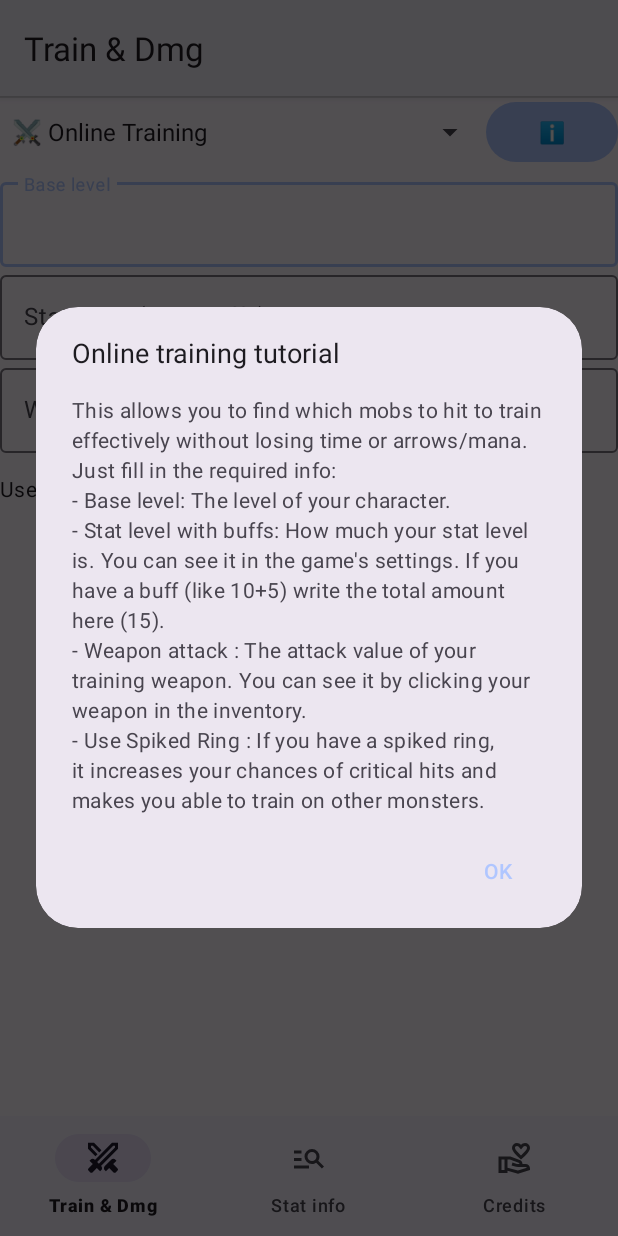
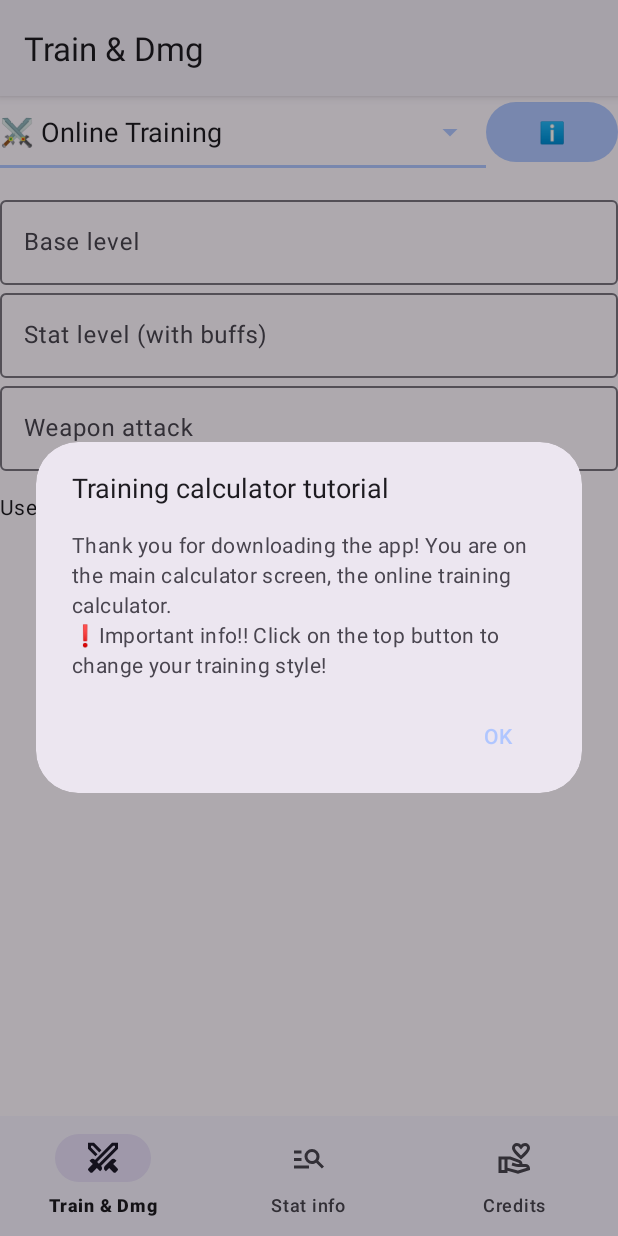
Before and after one commit to helloyanis/rucoy-calculator, an Android app: the screen it shows after launch (MainActivity), on a phone screen of 412 x 824 dp. Run offline under Robolectric (Android 15) with nearby library versions, the phone set to English and light mode, and no system bars; our stand-ins replace navigation-ui.

Commit message:
Better training style spinner, code cleanup

```diff
--- a/src/app/src/main/java/com/helloyanis/rucoycalculator/ui/train/TrainFragment.kt
+++ b/src/app/src/main/java/com/helloyanis/rucoycalculator/ui/train/TrainFragment.kt
@@ -9,6 +9,7 @@ import android.view.View
 import android.view.ViewGroup
 import android.widget.AdapterView
 import android.widget.ArrayAdapter
+import android.widget.AutoCompleteTextView
 import android.widget.Button
 import android.widget.CompoundButton
 import android.widget.EditText
@@ -78,6 +79,7 @@ class TrainFragment : Fragment() {
     private val VIEWED_OFFLINE_TRAIN_TUTORIAL = stringPreferencesKey("viewed_offline_train_tutorial_key")
     private val VIEWED_DAMAGE_TUTORIAL = stringPreferencesKey("viewed_damage_tutorial_key")
     // Define keys for other preferences as needed
+    private var trainstyleValue: Int = 0
     private var isInit = true
     @SuppressLint("CutPasteId")
     override fun onCreateView(
@@ -99,8 +101,10 @@ class TrainFragment : Fragment() {
                         Editable.Factory.getInstance().newEditable(preferences[TICK_KEY] ?: "4")
                     binding.root.findViewById<Spinner>(R.id.classspinner).setSelection(
                         preferences[PTRAIN_CLASS_KEY]?.toInt() ?: 0)
-                    binding.root.findViewById<Spinner>(R.id.trainstylespinner).setSelection(
-                        preferences[TRAIN_STYLE_KEY]?.toInt() ?: 0)
+                    trainstyleValue = preferences[TRAIN_STYLE_KEY]?.toInt() ?: 0
+                    if (trainstyleValue < resources.getStringArray(R.array.train_methods_array).size) {
+                        binding.root.findViewById<AutoCompleteTextView>(R.id.trainstylespinner).setText(resources.getStringArray(R.array.train_methods_array)[trainstyleValue], false)
+                    }
                     binding.root.findViewById<Spinner>(R.id.mobspinner).setSelection(
                         preferences[MOB_KEY]?.toInt() ?: 0)
                     binding.root.findViewById<Spinner>(R.id.atkstylespinner).setSelection(
@@ -129,12 +133,8 @@ class TrainFragment : Fragment() {
         binding.mobspinner.adapter = spinnerArrayAdapter
 
 
-        binding.tickhelp.setOnClickListener{
-            Toast.makeText(context,getString(R.string.tickrate_tooltip), Toast.LENGTH_LONG).show()
-        }
-
         binding.showtutorial.setOnClickListener {
-            when(binding.root.findViewById<Spinner>(R.id.trainstylespinner).selectedItemPosition){
+            when(trainstyleValue){
                 0->{
                     context?.let { ctx ->
                         MaterialAlertDialogBuilder(ctx)
@@ -181,12 +181,12 @@ class TrainFragment : Fragment() {
             }
         }
 
-        val trainstylespinner = binding.root.findViewById<Spinner>(R.id.trainstylespinner)
-        trainstylespinner.setOnItemSelectedListener(object : AdapterView.OnItemSelectedListener {
-            override fun onItemSelected(adapterView: AdapterView<*>?, view: View?, i: Int, l: Long) {
+        val trainstylespinner = binding.root.findViewById<AutoCompleteTextView>(R.id.trainstylespinner)
+        trainstylespinner.onItemClickListener = AdapterView.OnItemClickListener { parent, view, position, id ->
+            trainstyleValue = position
             updateoutput()
-                when (i){
-                    0->{
+            when (position) {
+                0 -> {
                     context?.let {
                         lifecycleScope.launch {
                             dataStore.data.collect { preferences ->
@@ -208,7 +208,8 @@ class TrainFragment : Fragment() {
                         }
                     }
                 }
-                    1->{
+
+                1 -> {
                     context?.let {
                         lifecycleScope.launch {
                             dataStore.data.collect { preferences ->
@@ -230,7 +231,8 @@ class TrainFragment : Fragment() {
                         }
                     }
                 }
-                    2->{
+
+                2 -> {
                     context?.let {
                         lifecycleScope.launch {
                             dataStore.data.collect { preferences ->
@@ -252,7 +254,8 @@ class TrainFragment : Fragment() {
                         }
                     }
                 }
-                    3->{
+
+                3 -> {
                     context?.let {
                         lifecycleScope.launch {
                             dataStore.data.collect { preferences ->
@@ -276,11 +279,6 @@ class TrainFragment : Fragment() {
                 }
             }
         }
-
-            override fun onNothingSelected(p0: AdapterView<*>?) {
-                TODO("Not yet implemented")
-            }
-        })
         //Display app tutorial
         context?.let {
             lifecycleScope.launch {
@@ -460,17 +458,12 @@ class TrainFragment : Fragment() {
 
     private fun updateoutput(){
         binding.root.findViewById<TextView>(R.id.str0).text = ""
-        //binding.root.findViewById<TextView>(R.id.str1).text = ""
-        //binding.root.findViewById<TextView>(R.id.str2).text = ""
-        //binding.root.findViewById<TextView>(R.id.str3).text = ""
-        //binding.root.findViewById<TextView>(R.id.str4).text = ""
-        //binding.root.findViewById<TextView>(R.id.str5).text = ""
         val baseLevelValue = binding.root.findViewById<EditText>(R.id.baselevel).text.toString()
         val statValue = binding.root.findViewById<EditText>(R.id.stat).text.toString()
         val weaponAtkValue = binding.root.findViewById<EditText>(R.id.weaponatk).text.toString()
         val tickValue = binding.root.findViewById<EditText>(R.id.tick).text.toString()
         val ptrainClassValue = binding.root.findViewById<Spinner>(R.id.classspinner).selectedItemPosition.toString()
-        val trainStyleValue = binding.root.findViewById<Spinner>(R.id.trainstylespinner).selectedItemPosition.toString()
+        val trainStyleValue = trainstyleValue.toString()
         val atkStyleValue = binding.root.findViewById<Spinner>(R.id.atkstylespinner).selectedItemPosition.toString()
         val mobValue = binding.root.findViewById<Spinner>(R.id.mobspinner).selectedItemPosition.toString()
         val hoursValue = binding.root.findViewById<EditText>(R.id.hours).text.toString()
@@ -492,7 +485,7 @@ class TrainFragment : Fragment() {
         }
 
 
-        when(binding.root.findViewById<Spinner>(R.id.trainstylespinner).selectedItemPosition) {
+        when(trainstyleValue) {
             0 -> {
                 binding.root.findViewById<Spinner>(R.id.classspinner).visibility = View.GONE
                 binding.root.findViewById<com.google.android.material.textfield.TextInputLayout>(R.id.baselevelLayout).visibility = View.VISIBLE
@@ -500,7 +493,6 @@ class TrainFragment : Fragment() {
                 binding.root.findViewById<com.google.android.material.textfield.TextInputLayout>(R.id.statgoalLayout).visibility = View.GONE
                 binding.root.findViewById<com.google.android.material.textfield.TextInputLayout>(R.id.weaponatkLayout).visibility = View.VISIBLE
                 binding.root.findViewById<com.google.android.material.textfield.TextInputLayout>(R.id.tickLayout).visibility = View.GONE
-                binding.root.findViewById<Button>(R.id.tickhelp).visibility = View.GONE
                 binding.root.findViewById<com.google.android.material.textfield.TextInputLayout>(R.id.hoursLayout).visibility = View.GONE
                 binding.root.findViewById<Spinner>(R.id.atkstylespinner).visibility = View.GONE
                 binding.root.findViewById<Spinner>(R.id.mobspinner).visibility = View.GONE
@@ -520,7 +512,6 @@ class TrainFragment : Fragment() {
                 binding.root.findViewById<com.google.android.material.textfield.TextInputLayout>(R.id.statgoalLayout).visibility = View.GONE
                 binding.root.findViewById<com.google.android.material.textfield.TextInputLayout>(R.id.weaponatkLayout).visibility = View.VISIBLE
                 binding.root.findViewById<com.google.android.material.textfield.TextInputLayout>(R.id.tickLayout).visibility = View.VISIBLE
-                binding.root.findViewById<Button>(R.id.tickhelp).visibility = View.VISIBLE
                 binding.root.findViewById<com.google.android.material.textfield.TextInputLayout>(R.id.hoursLayout).visibility = View.GONE
                 binding.root.findViewById<Spinner>(R.id.atkstylespinner).visibility = View.GONE
                 binding.root.findViewById<Spinner>(R.id.mobspinner).visibility = View.GONE
@@ -540,7 +531,6 @@ class TrainFragment : Fragment() {
                 binding.root.findViewById<com.google.android.material.textfield.TextInputLayout>(R.id.statgoalLayout).visibility = View.VISIBLE
                 binding.root.findViewById<com.google.android.material.textfield.TextInputLayout>(R.id.weaponatkLayout).visibility = View.GONE
                 binding.root.findViewById<com.google.android.material.textfield.TextInputLayout>(R.id.tickLayout).visibility = View.GONE
-                binding.root.findViewById<Button>(R.id.tickhelp).visibility = View.GONE
                 binding.root.findViewById<com.google.android.material.textfield.TextInputLayout>(R.id.hoursLayout).visibility = View.VISIBLE
                 binding.root.findViewById<Spinner>(R.id.atkstylespinner).visibility = View.GONE
                 binding.root.findViewById<Spinner>(R.id.mobspinner).visibility = View.GONE
@@ -557,7 +547,6 @@ class TrainFragment : Fragment() {
                 binding.root.findViewById<com.google.android.material.textfield.TextInputLayout>(R.id.statgoalLayout).visibility = View.GONE
                 binding.root.findViewById<com.google.android.material.textfield.TextInputLayout>(R.id.weaponatkLayout).visibility = View.VISIBLE
                 binding.root.findViewById<com.google.android.material.textfield.TextInputLayout>(R.id.tickLayout).visibility = View.GONE
-                binding.root.findViewById<Button>(R.id.tickhelp).visibility = View.GONE
                 binding.root.findViewById<com.google.android.material.textfield.TextInputLayout>(R.id.hoursLayout).visibility = View.GONE
                 binding.root.findViewById<Spinner>(R.id.atkstylespinner).visibility = View.VISIBLE
                 binding.root.findViewById<Spinner>(R.id.mobspinner).visibility = View.VISIBLE
--- a/src/app/src/main/res/layout/train.xml
+++ b/src/app/src/main/res/layout/train.xml
@@ -28,7 +28,7 @@
             android:hint="@string/base_level"
             app:layout_constraintEnd_toEndOf="parent"
             app:layout_constraintStart_toStartOf="parent"
-            app:layout_constraintTop_toBottomOf="@+id/trainstylespinner">
+            app:layout_constraintTop_toBottomOf="@+id/trainstylespinnerLayout">
 
             <com.google.android.material.textfield.TextInputEditText
                 android:id="@+id/baselevel"
@@ -96,13 +96,14 @@
 
         <com.google.android.material.textfield.TextInputLayout
             android:id="@+id/tickLayout"
-            android:layout_width="200dp"
+            android:layout_width="0dp"
             android:layout_height="wrap_content"
             android:ems="10"
             android:hint="@string/tick"
-            android:imeActionLabel="Test"
             android:inputType="number"
             android:visibility="gone"
+            app:helperText="@string/tickrate_tooltip"
+            app:layout_constraintEnd_toEndOf="parent"
             app:layout_constraintStart_toStartOf="parent"
             app:layout_constraintTop_toBottomOf="@+id/weaponatkLayout"
             tools:visibility="visible">
@@ -122,7 +123,6 @@
             android:width="200dp"
             android:ems="10"
             android:hint="@string/stat_goal"
-            android:imeActionLabel="Test"
             android:visibility="gone"
             app:layout_constraintEnd_toEndOf="parent"
             app:layout_constraintStart_toStartOf="parent"
@@ -145,40 +145,26 @@
             app:layout_constraintStart_toStartOf="parent"
             app:layout_constraintTop_toBottomOf="@+id/critring" />
 
-        <Spinner
-            android:id="@+id/trainstylespinner"
+        <com.google.android.material.textfield.TextInputLayout
+            android:id="@+id/trainstylespinnerLayout"
             android:layout_width="0dp"
             android:layout_height="wrap_content"
-            android:entries="@array/train_methods_array"
-            android:spinnerMode="dialog"
-            android:theme="@style/Theme.RucoyCalculator"
             app:layout_constraintBottom_toBottomOf="@+id/showtutorial"
             app:layout_constraintEnd_toStartOf="@+id/showtutorial"
             app:layout_constraintStart_toStartOf="parent"
-            app:layout_constraintTop_toBottomOf="@+id/divider2"
-            app:layout_constraintTop_toTopOf="parent" />
+            app:layout_constraintTop_toTopOf="parent"
+            style="@style/Widget.Material3.TextInputLayout.FilledBox.ExposedDropdownMenu">
 
-        <Button
-            android:id="@+id/tickhelp"
-            android:layout_width="0dp"
-            android:layout_height="wrap_content"
-            android:text="@string/tickrate_help"
-            android:visibility="gone"
-            app:layout_constraintBottom_toBottomOf="@+id/tickLayout"
-            app:layout_constraintEnd_toEndOf="parent"
-            app:layout_constraintStart_toEndOf="@+id/tickLayout"
-            app:layout_constraintTop_toBottomOf="@+id/weaponatkLayout"
-            tools:visibility="visible" />
+            <AutoCompleteTextView
+                android:id="@+id/trainstylespinner"
+                android:layout_width="match_parent"
+                android:layout_height="wrap_content"
+                android:background="@android:color/transparent"
+                android:inputType="none"
+                app:simpleItems="@array/train_methods_array"
+                android:theme="@style/Theme.RucoyCalculator" />
+        </com.google.android.material.textfield.TextInputLayout>
 
-        <View
-            android:id="@+id/divider2"
-            android:layout_width="0dp"
-            android:layout_height="wrap_content"
-            android:background="?android:attr/listDivider"
-            app:layout_constraintEnd_toEndOf="parent"
-            app:layout_constraintHorizontal_bias="0.0"
-            app:layout_constraintStart_toStartOf="parent"
-            tools:layout_editor_absoluteY="48dp" />
 
         <Spinner
             android:id="@+id/mobspinner"
```
Also changed, not shown: src/app/build.gradle.kts (+6 -12 lines), src/gradle/wrapper/gradle-wrapper.properties, 4 other files. Lines whose indentation alone changed are shown as unchanged.
